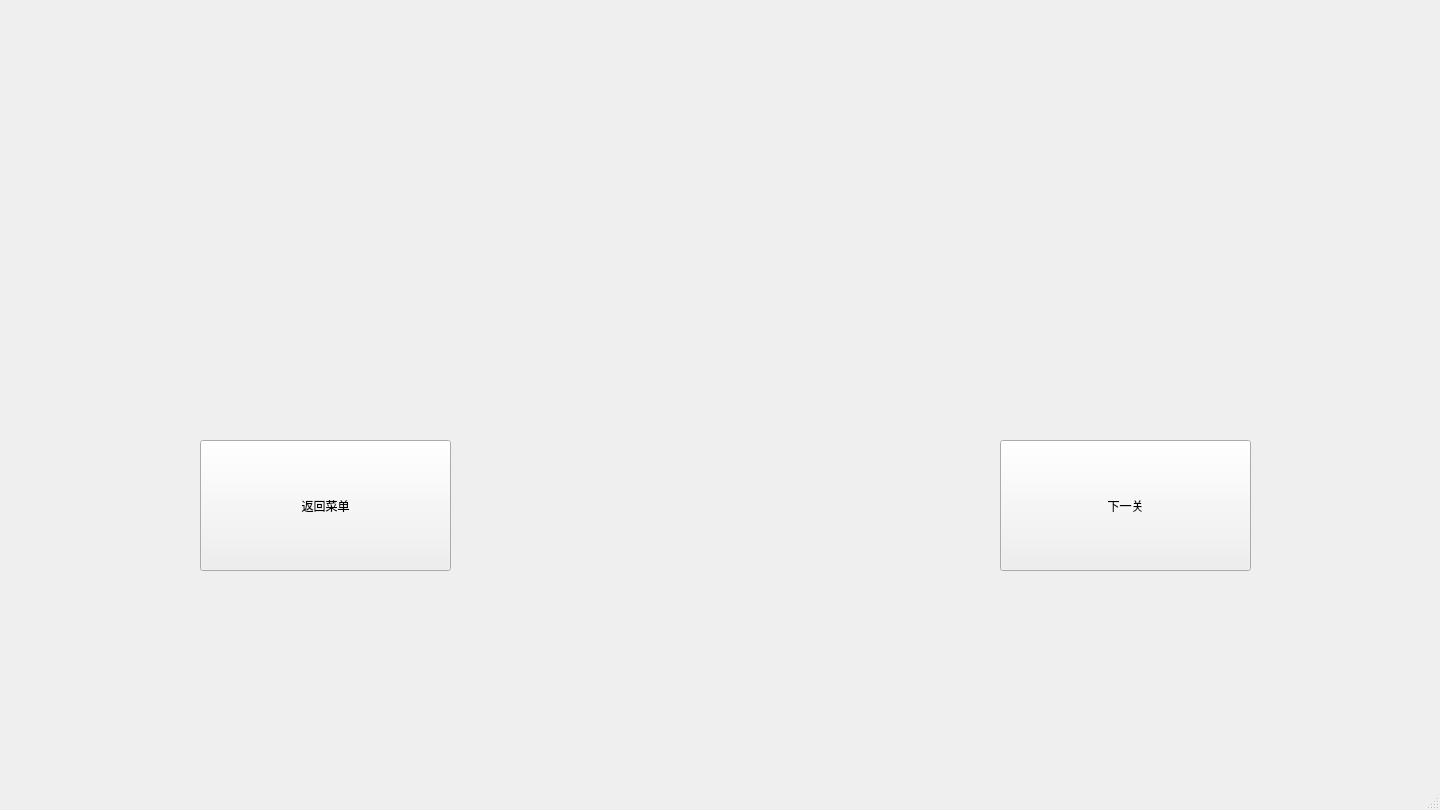
Before: the Qt Designer form tank/mainwindow2.ui in AbidHasanZidane/Tank1990, drawn with Qt 5.
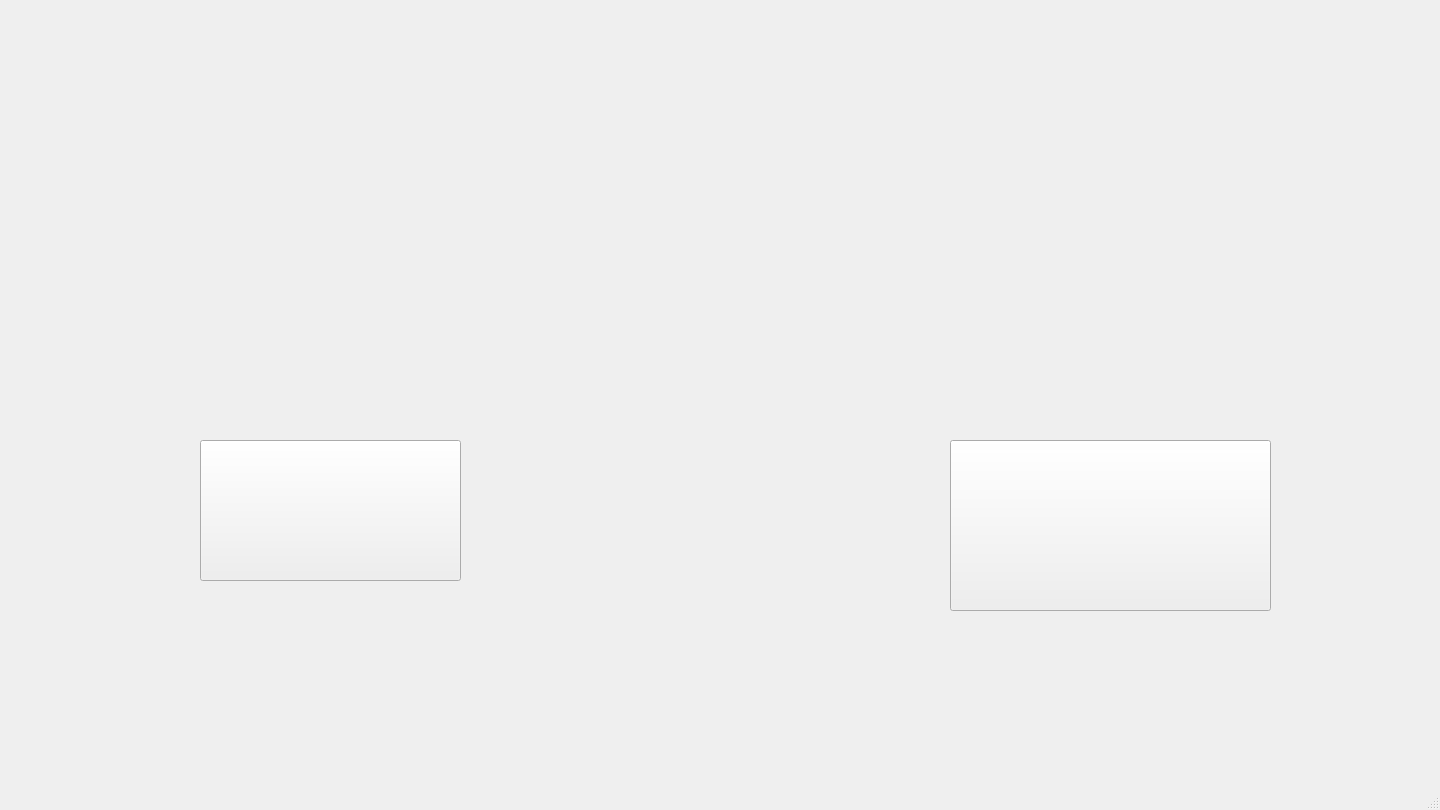
After: the same form once the commit is applied. Icons and pictures are not drawn.

```diff
--- a/tank/mainwindow2.ui
+++ b/tank/mainwindow2.ui
@@ -13,31 +13,40 @@
   <property name="windowTitle">
    <string>MainWindow</string>
   </property>
+  <property name="styleSheet">
+   <string notr="true">background-image: url(:/90Tank/player_tank/OKOCIN.png);</string>
+  </property>
   <widget class="QWidget" name="centralwidget">
    <widget class="QPushButton" name="BACK">
     <property name="geometry">
      <rect>
       <x>200</x>
       <y>440</y>
-      <width>251</width>
-      <height>131</height>
+      <width>261</width>
+      <height>141</height>
      </rect>
     </property>
+    <property name="styleSheet">
+     <string notr="true">image: url(:/90Tank/player_tank/MENU.png);</string>
+    </property>
     <property name="text">
-     <string>返回菜单</string>
+     <string/>
     </property>
    </widget>
    <widget class="QPushButton" name="NEXT">
     <property name="geometry">
      <rect>
-      <x>1000</x>
+      <x>950</x>
       <y>440</y>
-      <width>251</width>
-      <height>131</height>
+      <width>321</width>
+      <height>171</height>
      </rect>
     </property>
+    <property name="styleSheet">
+     <string notr="true">image: url(:/90Tank/player_tank/NEIS.png);</string>
+    </property>
     <property name="text">
-     <string>下一关</string>
+     <string/>
     </property>
    </widget>
   </widget>
```
Left out of the diff: 2 changed lines with no effect on the pictures.
